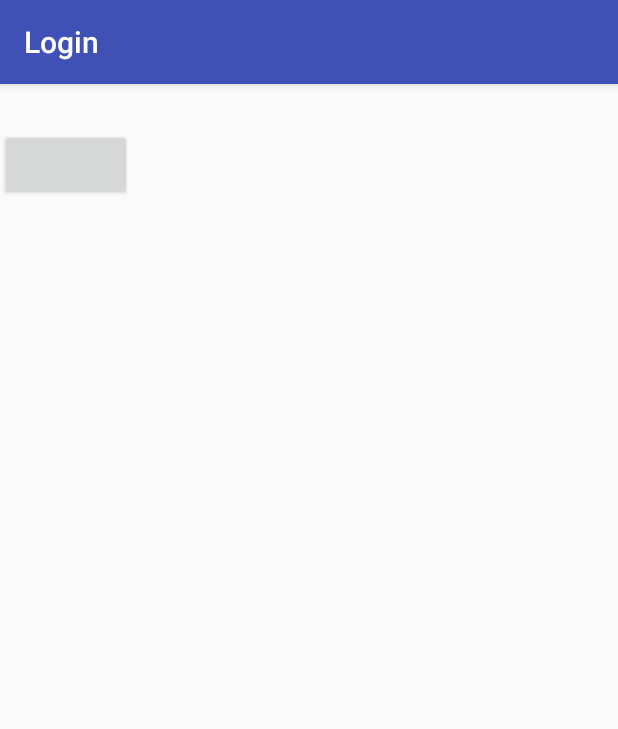
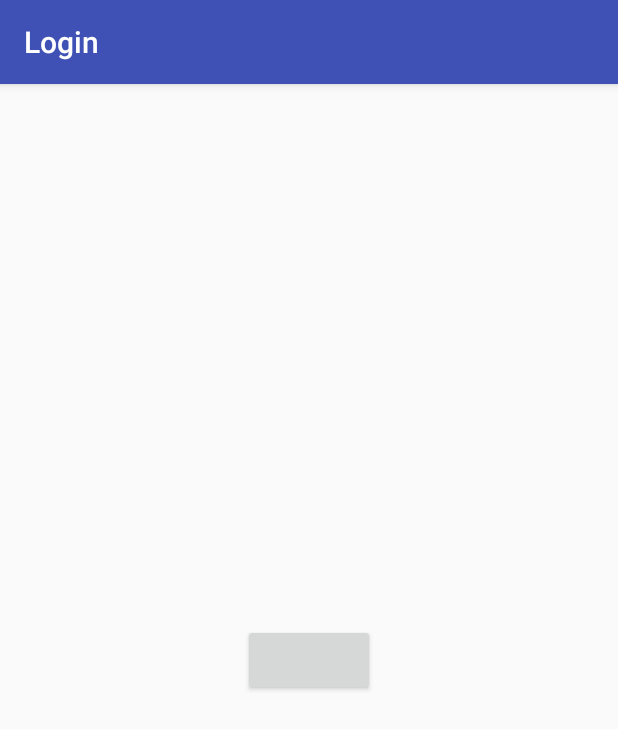
Before and after one commit to rizal-rovins/Hackathon_Rajasthan, an Android app: the screen it shows after launch (LoginActivity), on a phone screen of 412 x 824 dp. Shown: the top 729 px of the screen. Run offline under Robolectric (Android 15) with nearby library versions, the phone set to English and light mode, and no system bars; our stand-ins replace ButterKnife; libraries missing offline, so code that uses them is left out: com.facebook, com.facebook.appevents, com.facebook.login, com.loopj.android, cz.msebera.android and 1 more; plain views replace LoginButton; 8 statements that could not run were skipped.

```diff
--- a/app/src/main/java/june/seven/ark/fourpointzero/LoginActivity.java
+++ b/app/src/main/java/june/seven/ark/fourpointzero/LoginActivity.java
@@ -131,6 +131,7 @@ public class LoginActivity extends AppCompatActivity
                                                 Intent intent=new Intent(getApplicationContext(),MainActivity.class);
                                                 intent.putExtra("name",Name);
                                                 intent.putExtra("email",email);
+                                                intent.putExtra("fid",fid);
                                                 intent.putExtra("uri",Profile.getCurrentProfile().getProfilePictureUri(100,100));
                                                 Log.d("URI",String.valueOf(Profile.getCurrentProfile().getProfilePictureUri(100,100)));
                                                 startActivity(intent);
--- a/app/src/main/java/june/seven/ark/fourpointzero/StoriesActivity.java
+++ b/app/src/main/java/june/seven/ark/fourpointzero/StoriesActivity.java
@@ -42,7 +42,6 @@ public class StoriesActivity extends AppCompatActivity
 
                 else
                     jsonObject.put("placeid", "ChIJ-w3Sy1qwbTkRK34UR2ffIWI");
-
             }
             catch (Exception e)
             {
--- a/app/src/main/res/layout/activity_login.xml
+++ b/app/src/main/res/layout/activity_login.xml
@@ -12,8 +12,8 @@
         android:id="@+id/login_button"
         android:layout_width="wrap_content"
         android:layout_height="wrap_content"
-        android:layout_gravity="center_horizontal"
-        android:layout_marginTop="30dp"
-        android:layout_marginBottom="30dp" />
+        android:layout_centerInParent="true"
+
+        />
 
 </android.widget.RelativeLayout>
--- a/app/src/main/res/layout/app_bar_main.xml
+++ b/app/src/main/res/layout/app_bar_main.xml
@@ -29,7 +29,7 @@
         android:orientation="horizontal">
 
         <android.support.design.widget.FloatingActionButton
-            android:id="@+id/fab_arcamera"
+            android:id="@+id/fab_chatbot"
             android:layout_width="wrap_content"
             android:layout_height="wrap_content"
             android:layout_gravity="bottom|end"
@@ -39,7 +39,7 @@
             app:srcCompat="@android:drawable/ic_dialog_email" />
 
         <android.support.design.widget.FloatingActionButton
-            android:id="@+id/fab_chatbot"
+            android:id="@+id/fab_arcamera"
             android:layout_width="wrap_content"
             android:layout_height="wrap_content"
             android:layout_gravity="bottom|end"
```
Also changed, not shown: app/src/main/AndroidManifest.xml (+8 -6 lines), app/src/main/java/june/seven/ark/fourpointzero/MainActivity.java (+13 -8 lines).
